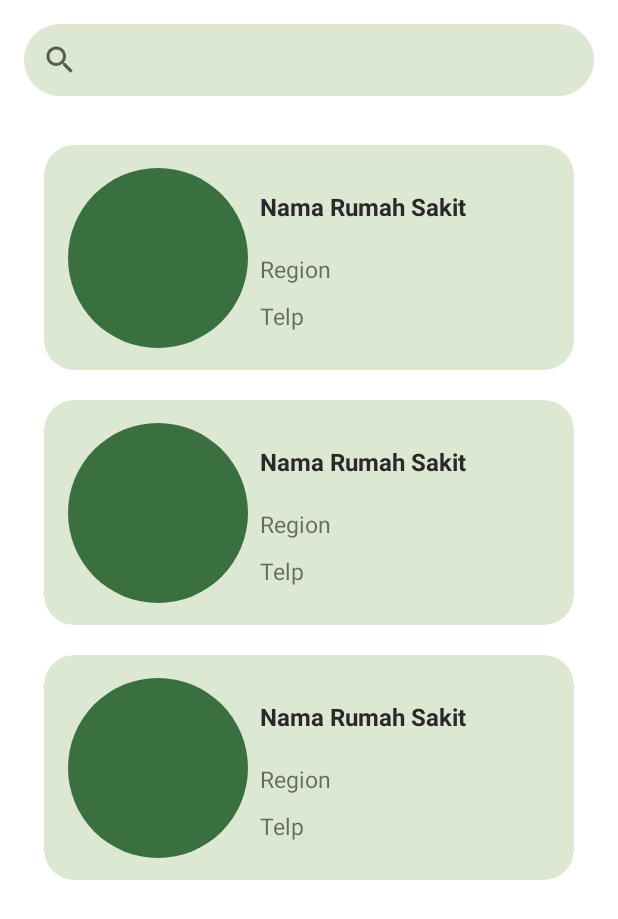
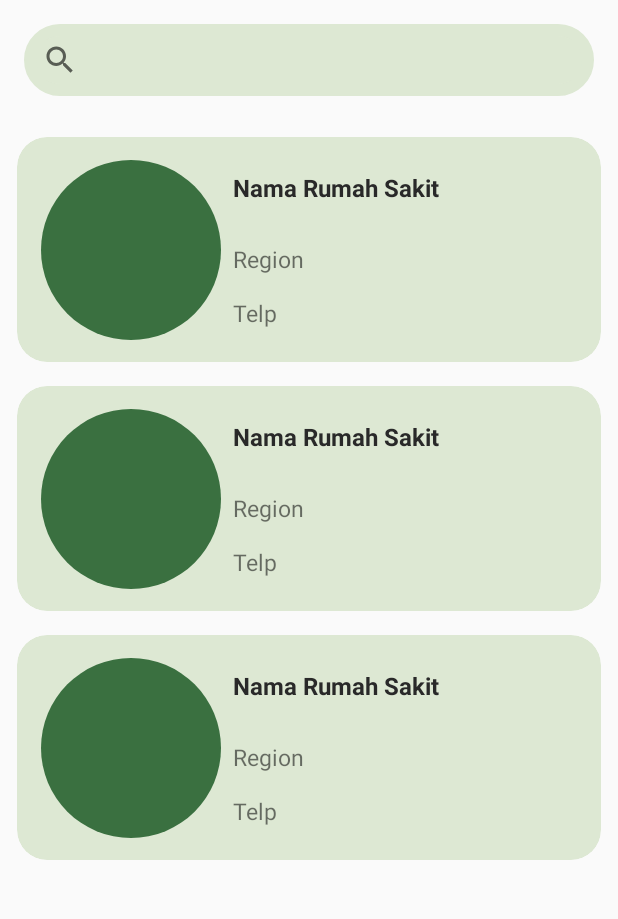
Before and after one commit to NurMuhammadSyaifuddin/RSCov, an Android app: the layout activity_main.xml on its own in the app's theme, with its tools: preview values and no code run, on a phone screen of 412 x 824 dp. Shown: the top 919 px of the screen. Run offline under Robolectric (Android 15) with nearby library versions, the phone set to English and light mode, and no system bars; plain views replace RoundedImageView.

Commit message:
edit layout activity_main.xml

```diff
--- a/app/build.gradle
+++ b/app/build.gradle
@@ -1,6 +1,8 @@
 plugins {
     id 'com.android.application'
     id 'kotlin-android'
+    id 'kotlin-parcelize'
+    id 'com.google.gms.google-services'
 }
 
 android {
--- a/app/src/main/AndroidManifest.xml
+++ b/app/src/main/AndroidManifest.xml
@@ -1,6 +1,8 @@
 <?xml version="1.0" encoding="utf-8"?>
 <manifest xmlns:android="http://schemas.android.com/apk/res/android"
     package="com.project.rscov">
+
+    <uses-permission android:name="android.permission.INTERNET"/>
 
     <application
         android:allowBackup="true"
--- a/app/src/main/java/com/project/rscov/utils/Utils.kt
+++ b/app/src/main/java/com/project/rscov/utils/Utils.kt
@@ -12,7 +12,7 @@ import com.project.rscov.databinding.LayoutDialogErrorBinding
 
 fun showErrorDialog(context: Context?, message: String){
     val binding = LayoutDialogErrorBinding.inflate(LayoutInflater.from(context))
-    binding.textViewError.text = message
+    binding.tvMessage.text = message
 
     AlertDialog
         .Builder(context)
--- a/app/src/main/res/layout/activity_main.xml
+++ b/app/src/main/res/layout/activity_main.xml
@@ -20,10 +20,7 @@
         android:id="@+id/rv_rumah_sakit"
         android:layout_width="match_parent"
         android:layout_height="wrap_content"
-        android:layout_marginTop="@dimen/dp_3"
         android:padding="@dimen/dp_3"
-        android:layout_marginStart="@dimen/dp_16"
-        android:layout_marginEnd="@dimen/dp_16"
         app:layoutManager="androidx.recyclerview.widget.LinearLayoutManager"
         tools:listitem="@layout/item_hospital"/>
 
--- a/app/src/main/res/layout/item_hospital.xml
+++ b/app/src/main/res/layout/item_hospital.xml
@@ -4,7 +4,7 @@
     xmlns:tools="http://schemas.android.com/tools"
     android:layout_width="match_parent"
     android:layout_height="150dp"
-    android:layout_margin="10dp">
+    android:layout_margin="8dp">
 
     <com.makeramen.roundedimageview.RoundedImageView
         android:id="@+id/img_hospital"
@@ -23,29 +23,35 @@
         android:id="@+id/tv_hospital_name"
         android:layout_width="0dp"
         android:layout_height="wrap_content"
+        android:minHeight="@dimen/dp_48"
+        android:maxHeight="@dimen/dp_48"
         android:maxLines="2"
-        android:paddingTop="10dp"
         android:textColor="@color/black2"
         android:textSize="@dimen/sp_16"
         android:textStyle="bold"
-        android:layout_marginTop="@dimen/dp_20"
-        android:layout_marginStart="@dimen/dp_8"
+        android:ellipsize="end"
+        android:layout_marginHorizontal="@dimen/dp_8"
         app:layout_constraintEnd_toEndOf="parent"
         app:layout_constraintStart_toEndOf="@+id/img_hospital"
-        app:layout_constraintTop_toTopOf="parent"
+        app:layout_constraintTop_toTopOf="@id/img_hospital"
+        app:layout_constraintBottom_toTopOf="@id/tv_region"
+        app:layout_constraintVertical_chainStyle="packed"
         tools:text="Nama Rumah Sakit" />
 
     <TextView
         android:id="@+id/tv_region"
         android:layout_width="0dp"
         android:layout_height="wrap_content"
-        android:layout_marginTop="@dimen/dp_20"
+        android:minHeight="@dimen/dp_36"
+        android:maxHeight="@dimen/dp_36"
         android:ellipsize="end"
-        android:maxLines="4"
+        android:maxLines="2"
         android:textSize="@dimen/sp_15"
-        app:layout_constraintEnd_toEndOf="@+id/tv_hospital_name"
-        app:layout_constraintStart_toStartOf="@+id/tv_hospital_name"
-        app:layout_constraintTop_toBottomOf="@+id/tv_hospital_name"
+        app:layout_constraintTop_toBottomOf="@id/tv_hospital_name"
+        app:layout_constraintEnd_toEndOf="@+id/tv_telepon"
+        app:layout_constraintStart_toStartOf="@+id/tv_telepon"
+        app:layout_constraintBottom_toTopOf="@+id/tv_telepon"
+        app:layout_constraintVertical_chainStyle="packed"
         tools:text="Region" />
 
     <TextView
@@ -53,12 +59,13 @@
         android:layout_width="0dp"
         android:layout_height="wrap_content"
         android:ellipsize="end"
-        android:maxLines="4"
+        android:maxLines="1"
         android:textSize="@dimen/sp_15"
-        android:layout_marginTop="@dimen/dp_10"
-        app:layout_constraintEnd_toEndOf="@+id/tv_region"
-        app:layout_constraintStart_toStartOf="@+id/tv_region"
-        app:layout_constraintTop_toBottomOf="@+id/tv_region"
+        android:layout_marginHorizontal="@dimen/dp_8"
+        app:layout_constraintTop_toBottomOf="@id/tv_region"
+        app:layout_constraintEnd_toEndOf="parent"
+        app:layout_constraintStart_toEndOf="@+id/img_hospital"
+        app:layout_constraintBottom_toBottomOf="@+id/img_hospital"
         tools:text="Telp" />
 
 
--- a/app/src/main/res/values/themes.xml
+++ b/app/src/main/res/values/themes.xml
@@ -1,13 +1,10 @@
 <resources xmlns:tools="http://schemas.android.com/tools">
     <!-- Base application theme. -->
-    <style name="Theme.RSCov" parent="Theme.MaterialComponents.DayNight.DarkActionBar">
+    <style name="Theme.RSCov" parent="Theme.AppCompat.Light.DarkActionBar">
         <!-- Primary brand color. -->
-        <item name="colorPrimary">@color/purple_500</item>
-        <item name="colorPrimaryVariant">@color/purple_700</item>
+        <item name="colorPrimary">@color/green</item>
+        <item name="colorPrimaryVariant">@color/green_dark</item>
         <item name="colorOnPrimary">@color/white</item>
-        <!-- Secondary brand color. -->
-        <item name="colorSecondary">@color/teal_200</item>
-        <item name="colorSecondaryVariant">@color/teal_700</item>
         <item name="colorOnSecondary">@color/black</item>
         <!-- Status bar color. -->
         <item name="android:statusBarColor" tools:targetApi="l">?attr/colorPrimaryVariant</item>
--- a/build.gradle
+++ b/build.gradle
@@ -7,6 +7,7 @@ buildscript {
     }
     dependencies {
         classpath "com.android.tools.build:gradle:4.2.2"
+        classpath 'com.google.gms:google-services:4.3.10'
         classpath "org.jetbrains.kotlin:kotlin-gradle-plugin:1.6.0"
 
         // NOTE: Do not place your application dependencies here; they belong
```
